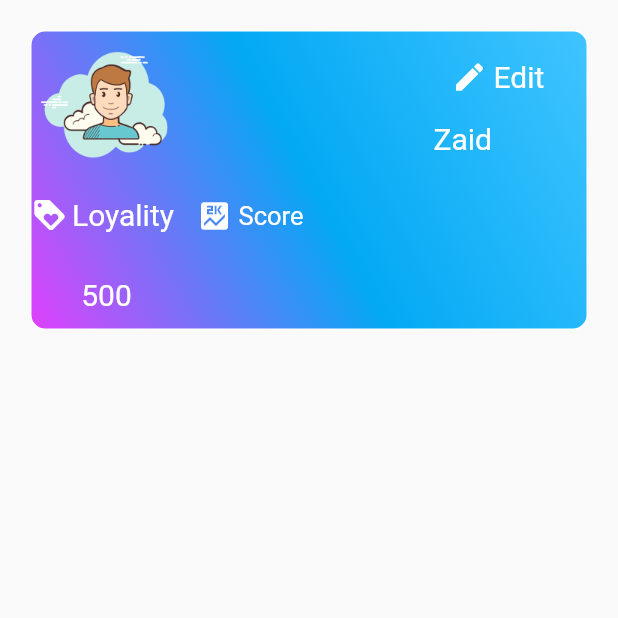
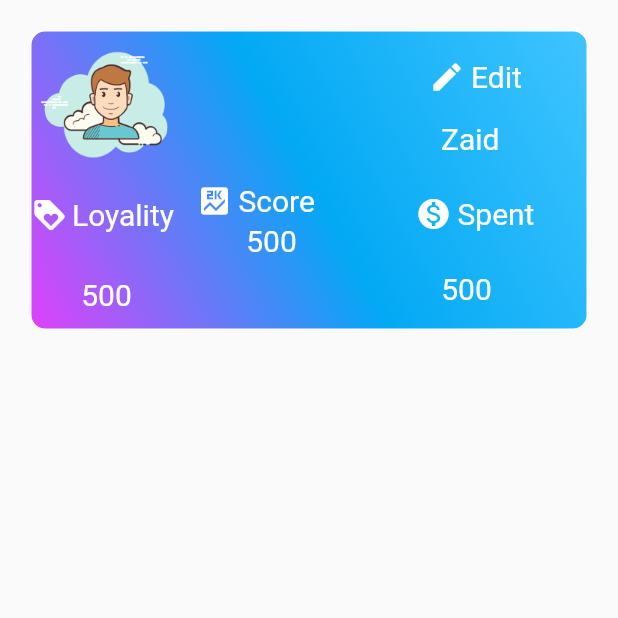
Before and after one commit to MohammedZaid12/Lazawaal, a Flutter app: the screen it shows after launch, on a phone screen of 412 x 824 dp, the top half of it. Run offline on Flutter 3.47's test engine with Material 2 defaults, Android fonts, the phone set to English and light mode, and no system bars; our stand-ins replace image_picker, shared_preferences.

```diff
--- a/lazawaal/lib/Lazawaal/User/UserInfo.dart
+++ b/lazawaal/lib/Lazawaal/User/UserInfo.dart
@@ -57,17 +57,17 @@ class UserCardState extends State<UserCard> {
                   Container(height: 200.0, width: 100.0,child:Column(children: <Widget>[Container(child: userImage(100.0, 100.0  ),),Container(padding: EdgeInsets.all(5.0),) , Row(children: <Widget>[Icon(Icons.loyalty , color: Colors.white,)  , Container(padding: EdgeInsets.only( right:3.0 ),) , Text("Loyality " , style: TextStyle(fontSize: 20.0 , color: Colors.white),),],) ,Container(padding: EdgeInsets.all(15.0),) ,Text("500", style: TextStyle(color: Colors.white , fontSize: 20.0)) ,], ) ),
                   VerticalDivider(color: Colors.white,
                     thickness: 2, width: 10,
+                ),Container(margin: EdgeInsets.only(top:20.0),),
+                  Container(height: 45.0, width: 100.0,margin: EdgeInsets.only(top: 47.0) , child: Column(children: <Widget>[Row(children: <Widget>[Icon(Icons.score, color: Colors.white,) , Container(padding: EdgeInsets.all(2.0),) , Text("Score" , style: TextStyle(fontSize: 20.0 , color: Colors.white))],) ,Container(  padding: EdgeInsets.all(3.0),     child:Text("500" , style: TextStyle(fontSize:   20.0 , color: Colors.white)))],),),
+ VerticalDivider(color: Colors.white,
+                    thickness: 2, width: 5.0,
                 ),
-                  Container(height: 25.0, width: 100.0,margin: EdgeInsets.only(top: 47.0) , child: Column(children: <Widget>[Row(children: <Widget>[Icon(Icons.score, color: Colors.white,) , Container(padding: EdgeInsets.all(2.0),) , Text("Score" , style: TextStyle(fontSize: 17.0 , color: Colors.white))],) ,Expanded(child:Text("500") , )],),),
-//                  VerticalDivider(color: Colors.white,),
-                  Container(height: 200.0, width: 150.0,child: Column(children: <Widget>[Row(children: <Widget>[  Container(margin: EdgeInsets.only(right:70.0,top:10.0),padding: EdgeInsets.only(top: 50.0),), Icon(Icons.edit, color: Colors.white,) , Container(padding: EdgeInsets.all(2.0),) , Text("Edit" , style: TextStyle(fontSize:   20.0 , color: Colors.white))],) , Container(margin: EdgeInsets.only(right:90.0) , padding: EdgeInsets.only(right: 500.0), ), Text(" Zaid" ,  style: TextStyle(fontSize:   20.0 , color: Colors.white) , ) , Container(margin: EdgeInsets.only(right:90.0) , padding: EdgeInsets.only(right: 500.0))],),),
+                  Container(height: 200.0, width: 150.0,child: Column(children: <Widget>[Row(children: <Widget>[  Container(margin: EdgeInsets.only(right:50.0,top:10.0),padding: EdgeInsets.only(top: 50.0),), Icon(Icons.edit, color: Colors.white,) , Container(padding: EdgeInsets.all(2.0),) , Text("Edit" , style: TextStyle(fontSize:   20.0 , color: Colors.white))],) , Container( ), Text(" Zaid" ,  style: TextStyle(fontSize:   20.0 , color: Colors.white) , ) , Container(margin: EdgeInsets.only(right:50.0) , padding: EdgeInsets.only(right: 40.0))  , Row(children: <Widget>[  Container(margin: EdgeInsets.only(right:41.0,top:10.0),padding: EdgeInsets.only(top: 67.0),), Icon(Icons.monetization_on, color: Colors.white,) , Container(padding: EdgeInsets.all(2.0),) , Text("Spent" , style: TextStyle(fontSize:   20.0 , color: Colors.white))],), Text("500" , style: TextStyle(fontSize:   20.0 , color: Colors.white))],),),
                 ],
               ),
 //
 
-              VerticalDivider(color: Colors.black,
-                thickness: 2, width: 10,
-              ),
+
 
             ],
           ),
```
